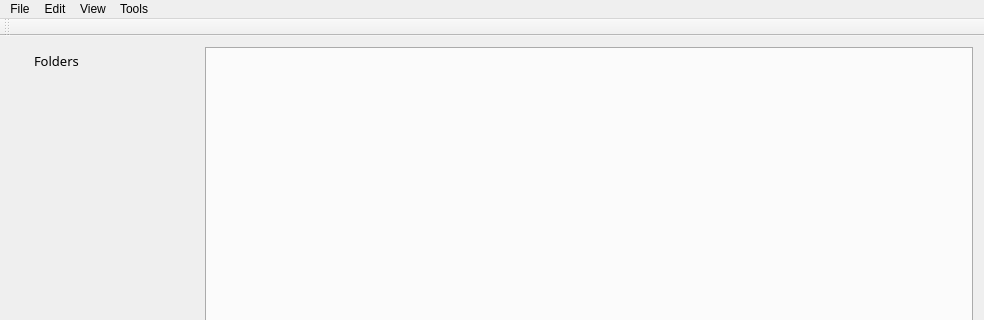
Old version of the form QtWidgetsApplication3/QtWidgetsApplication3.ui in the repository AlexanderBierton/CustomCodeEditor; both pictures show x 0 to 984 and y 0 to 320 of the 984 by 702 pixel window.
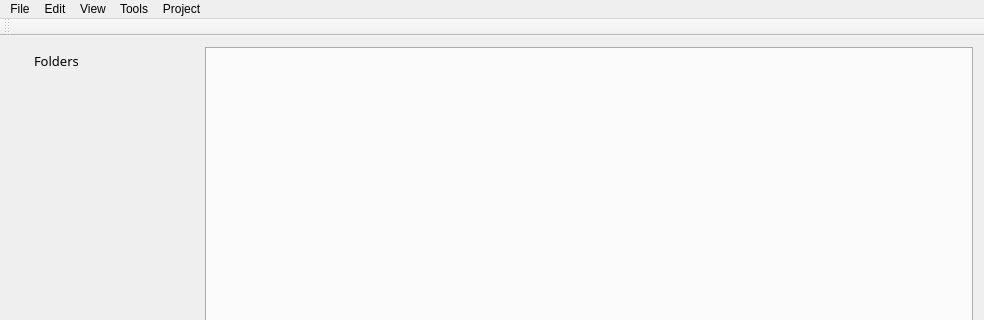
New version of the form. Custom widgets are drawn as their Qt base class.

Patch:
```diff
--- a/QtWidgetsApplication3/QtWidgetsApplication3.ui
+++ b/QtWidgetsApplication3/QtWidgetsApplication3.ui
@@ -106,10 +106,17 @@
      <string>Tools</string>
     </property>
    </widget>
+   <widget class="QMenu" name="menuProject">
+    <property name="title">
+     <string>Project</string>
+    </property>
+    <addaction name="actionAdd_folder_to_Project"/>
+   </widget>
    <addaction name="menuFile"/>
    <addaction name="menuEdit"/>
    <addaction name="menuView"/>
    <addaction name="menuTools"/>
+   <addaction name="menuProject"/>
   </widget>
   <widget class="QToolBar" name="mainToolBar">
    <attribute name="toolBarArea">
```
Left out of the diff: 24 changed lines with no effect on the pictures.
